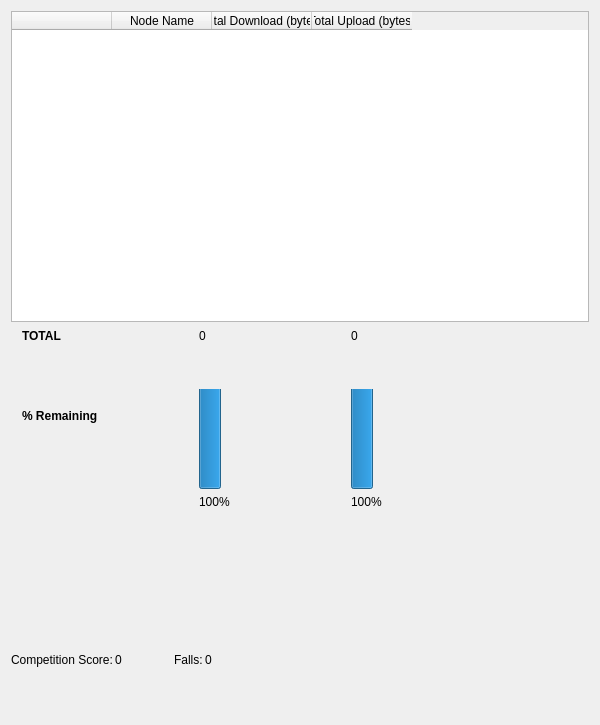
team-vigir/vigir_ocs_common, file vigir_ocs_bandwidth_widget/src/ui/bandwidth_widget.ui: the form before one commit.
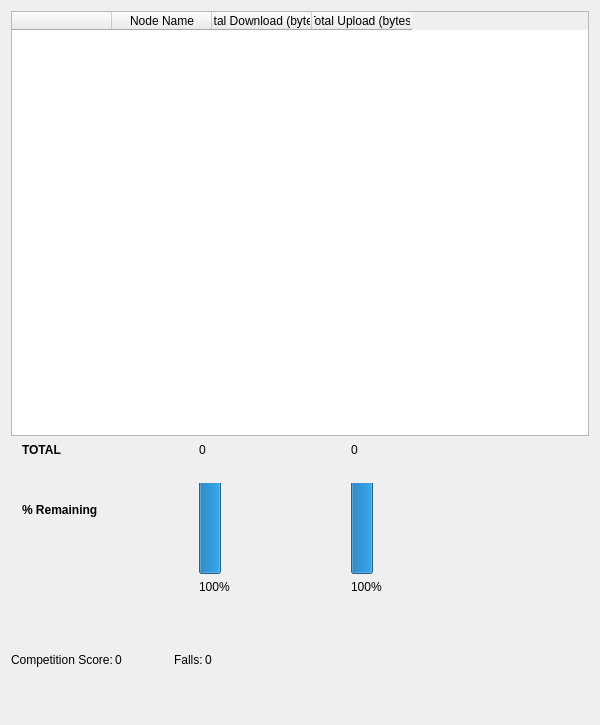
The form after the commit.

Commit message: Fixed bug where robot status would report more than the max number of rows in errors. Adjusted the bandwidth ui to reduce waste.

Diff of the .ui file:
```diff
--- a/vigir_ocs_bandwidth_widget/src/ui/bandwidth_widget.ui
+++ b/vigir_ocs_bandwidth_widget/src/ui/bandwidth_widget.ui
@@ -31,6 +31,24 @@
       </property>
       <item>
        <widget class="QTableWidget" name="tableWidget">
+        <property name="sizePolicy">
+         <sizepolicy hsizetype="Expanding" vsizetype="Preferred">
+          <horstretch>0</horstretch>
+          <verstretch>0</verstretch>
+         </sizepolicy>
+        </property>
+        <property name="minimumSize">
+         <size>
+          <width>0</width>
+          <height>425</height>
+         </size>
+        </property>
+        <property name="maximumSize">
+         <size>
+          <width>16777215</width>
+          <height>600</height>
+         </size>
+        </property>
         <property name="alternatingRowColors">
          <bool>true</bool>
         </property>
@@ -70,10 +88,16 @@
       </item>
       <item>
        <widget class="QWidget" name="widget_8" native="true">
+        <property name="sizePolicy">
+         <sizepolicy hsizetype="Preferred" vsizetype="Maximum">
+          <horstretch>0</horstretch>
+          <verstretch>0</verstretch>
+         </sizepolicy>
+        </property>
         <property name="maximumSize">
          <size>
           <width>688</width>
-          <height>200</height>
+          <height>175</height>
          </size>
         </property>
         <layout class="QHBoxLayout" name="horizontalLayout_8">
@@ -112,7 +136,7 @@
              <property name="sizeHint" stdset="0">
               <size>
                <width>20</width>
-               <height>60</height>
+               <height>40</height>
               </size>
              </property>
             </spacer>
@@ -181,7 +205,7 @@
              <property name="sizeHint" stdset="0">
               <size>
                <width>20</width>
-               <height>40</height>
+               <height>20</height>
               </size>
              </property>
             </spacer>
@@ -266,7 +290,7 @@
              <property name="sizeHint" stdset="0">
               <size>
                <width>20</width>
-               <height>40</height>
+               <height>20</height>
               </size>
              </property>
             </spacer>
```
The commit also changes 1 other file.
